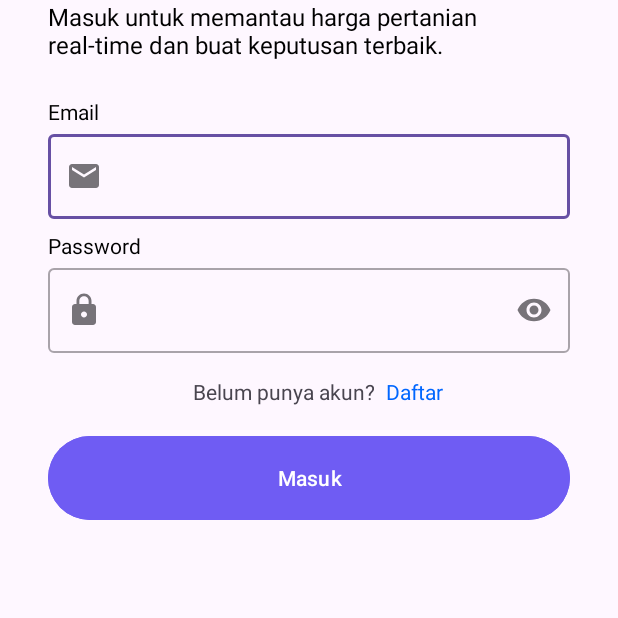
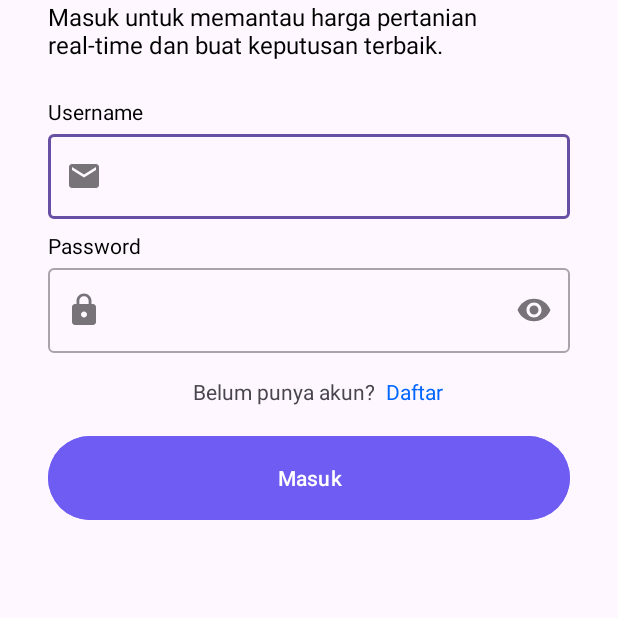
Before and after one commit to faridSopian/AgroSense, an Android app: the screen it shows after launch (LoginActivity), after a tap on "Masuk", on a phone screen of 412 x 824 dp, the part 559-1177 px from its top. Run offline under Robolectric (Android 15) with nearby library versions, the phone set to English and light mode, and no system bars.

Commit message:
Integrate Auth API from CC team, and try to connect Model from ML team

```diff
--- a/app/build.gradle.kts
+++ b/app/build.gradle.kts
@@ -66,5 +66,8 @@ dependencies {
     implementation("com.squareup.okhttp3:logging-interceptor:4.11.0")
     implementation("androidx.lifecycle:lifecycle-runtime-ktx:2.7.0")
 
+    implementation("org.tensorflow:tensorflow-lite:2.3.0")
+
+
     implementation("com.github.bumptech.glide:glide:4.16.0")
 }
--- a/app/src/main/java/com/bangkitacademy/agrosense/data/remote/response/RegisterResponse.kt
+++ b/app/src/main/java/com/bangkitacademy/agrosense/data/remote/response/RegisterResponse.kt
@@ -4,8 +4,6 @@ import com.google.gson.annotations.SerializedName
 
 data class RegisterResponse(
 
-    @field:SerializedName("error")
-    val error: Boolean? = null,
 
     @field:SerializedName("message")
     val message: String? = null
--- a/app/src/main/java/com/bangkitacademy/agrosense/data/remote/retrofit/ApiConfig.kt
+++ b/app/src/main/java/com/bangkitacademy/agrosense/data/remote/retrofit/ApiConfig.kt
@@ -7,7 +7,7 @@ import retrofit2.converter.gson.GsonConverterFactory
 
 object ApiConfig {
 
-    var BASE_URL = "https://story-api.dicoding.dev/v1/"
+    var BASE_URL = "https://agrosense-capstone.et.r.appspot.com/"
 
     fun getApiService(): ApiService {
         val loggingInterceptor =
--- a/app/src/main/java/com/bangkitacademy/agrosense/data/remote/retrofit/ApiService.kt
+++ b/app/src/main/java/com/bangkitacademy/agrosense/data/remote/retrofit/ApiService.kt
@@ -1,9 +1,12 @@
 package com.bangkitacademy.agrosense.data.remote.retrofit
 
 import com.bangkitacademy.agrosense.data.remote.response.Example
+import com.bangkitacademy.agrosense.data.remote.response.LoginRequest
 import com.bangkitacademy.agrosense.data.remote.response.LoginResponse
+import com.bangkitacademy.agrosense.data.remote.response.RegisterRequest
 import com.bangkitacademy.agrosense.data.remote.response.RegisterResponse
 import retrofit2.Call
+import retrofit2.http.Body
 import retrofit2.http.Field
 import retrofit2.http.FormUrlEncoded
 import retrofit2.http.GET
@@ -11,19 +14,14 @@ import retrofit2.http.POST
 import retrofit2.http.Query
 
 interface ApiService {
-    @FormUrlEncoded
-    @POST("register")
+    @POST("api/register")
     suspend fun register(
-        @Field("name") name: String,
-        @Field("email") email: String,
-        @Field("password") password: String
+        @Body request: RegisterRequest
     ): RegisterResponse
 
-    @FormUrlEncoded
-    @POST("login")
+    @POST("api/login")
     suspend fun login(
-        @Field("email") email: String,
-        @Field("password") password: String
+        @Body request: LoginRequest
     ): LoginResponse
 
     @GET("forecast")
--- a/app/src/main/java/com/bangkitacademy/agrosense/view/login/LoginViewModel.kt
+++ b/app/src/main/java/com/bangkitacademy/agrosense/view/login/LoginViewModel.kt
@@ -9,7 +9,7 @@ import com.bangkitacademy.agrosense.data.pref.UserModel
 import kotlinx.coroutines.launch
 
 class LoginViewModel(private val repository: UserRepository) : ViewModel() {
-    fun login(email: String, password: String) = repository.login(email, password)
+    fun login(username: String, password: String) = repository.login(username, password)
 
     fun getSession(): LiveData<UserModel> {
         return repository.getSession().asLiveData()
--- a/app/src/main/java/com/bangkitacademy/agrosense/view/signup/SignupActivity.kt
+++ b/app/src/main/java/com/bangkitacademy/agrosense/view/signup/SignupActivity.kt
@@ -71,9 +71,6 @@ class SignupActivity : AppCompatActivity() {
                                 is Result.Success -> {
                                     showLoading(false)
                                     val user = result.data
-                                    if (user.error!!){
-                                        Toast.makeText(this@SignupActivity, user.message, Toast.LENGTH_SHORT).show()
-                                    }else{
                                         AlertDialog.Builder(this@SignupActivity).apply {
                                             setTitle("Yeah!")
                                             setMessage(user.message)
@@ -83,7 +80,6 @@ class SignupActivity : AppCompatActivity() {
                                             create()
                                             show()
                                         }
-                                    }
                                 }
                                 is Result.Error -> {
                                     showLoading(false)
--- a/app/src/main/res/layout/activity_login.xml
+++ b/app/src/main/res/layout/activity_login.xml
@@ -50,18 +50,18 @@
         app:layout_constraintTop_toBottomOf="@+id/titleTextView" />
 
     <TextView
-        android:id="@+id/emailTextView"
+        android:id="@+id/usernameTextView"
         android:layout_width="wrap_content"
         android:layout_height="wrap_content"
         android:layout_marginStart="32dp"
         android:layout_marginTop="24dp"
-        android:text="@string/email"
+        android:text="@string/username"
         android:textColor="@color/black"
         app:layout_constraintStart_toStartOf="parent"
         app:layout_constraintTop_toBottomOf="@+id/messageTextView" />
 
     <com.google.android.material.textfield.TextInputLayout
-        android:id="@+id/emailEditTextLayout"
+        android:id="@+id/usernameEditTextLayout"
         style="@style/Widget.MaterialComponents.TextInputLayout.OutlinedBox"
         android:layout_width="0dp"
         android:layout_height="wrap_content"
@@ -69,11 +69,11 @@
         android:layout_marginEnd="32dp"
         app:layout_constraintEnd_toEndOf="parent"
         app:layout_constraintStart_toStartOf="parent"
-        app:layout_constraintTop_toBottomOf="@+id/emailTextView"
+        app:layout_constraintTop_toBottomOf="@+id/usernameTextView"
         app:startIconDrawable="@drawable/ic_baseline_email_24">
 
-        <com.bangkitacademy.agrosense.view.customview.MyEditTextEmail
-            android:id="@+id/emailEditText"
+        <com.google.android.material.textfield.TextInputEditText
+            android:id="@+id/usernameEditText"
             android:layout_width="match_parent"
             android:layout_height="wrap_content"
             android:ems="10"
@@ -90,7 +90,7 @@
         android:text="@string/password"
         android:textColor="@color/black"
         app:layout_constraintStart_toStartOf="parent"
-        app:layout_constraintTop_toBottomOf="@+id/emailEditTextLayout" />
+        app:layout_constraintTop_toBottomOf="@+id/usernameEditTextLayout" />
 
     <com.google.android.material.textfield.TextInputLayout
         android:id="@+id/passwordEditTextLayout"
--- a/app/src/main/res/layout/activity_recom.xml
+++ b/app/src/main/res/layout/activity_recom.xml
@@ -92,6 +92,7 @@
                         android:src="@drawable/pigeonpeas" />
 
                     <TextView
+                        android:id="@+id/result_tv"
                         android:layout_width="0dp"
                         android:layout_height="wrap_content"
                         android:layout_marginLeft="15dp"
```
Also changed, not shown: app/src/main/java/com/bangkitacademy/agrosense/data/UserRepository.kt (+6 -4 lines), app/src/main/java/com/bangkitacademy/agrosense/data/remote/response/LoginResponse.kt (+0 -18 lines), app/src/main/java/com/bangkitacademy/agrosense/view/login/LoginActivity.kt (+11 -15 lines), app/src/main/java/com/bangkitacademy/agrosense/view/recommendation/RecomActivity.kt (+38 -0 lines), app/src/main/res/values/strings.xml (+8 -0 lines).
